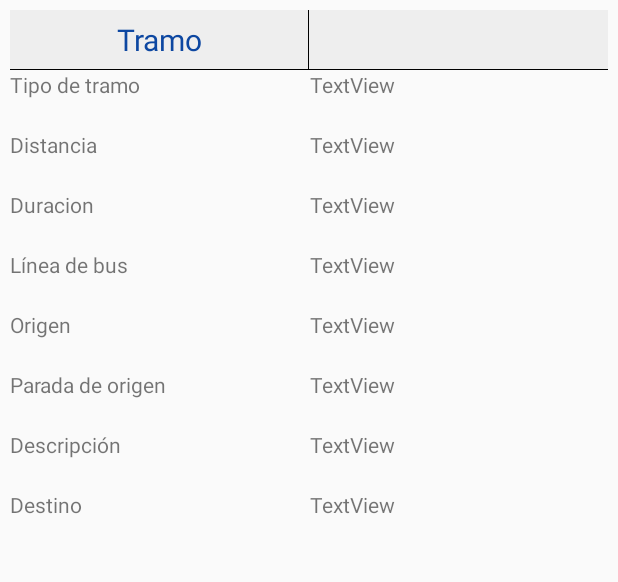
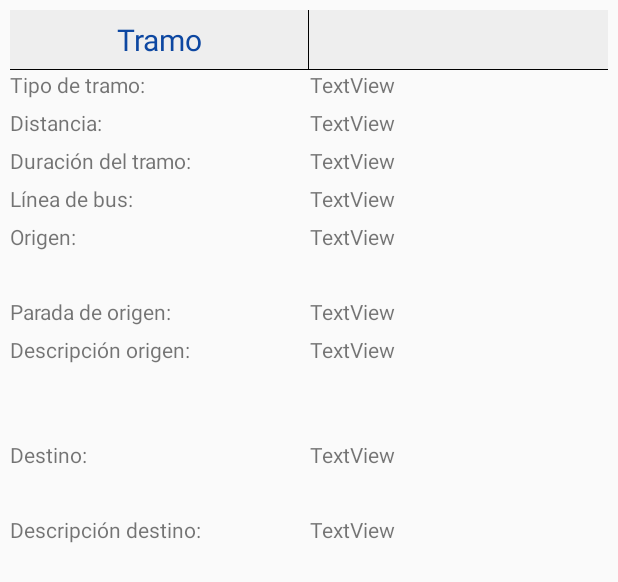
Before and after one commit to alberto402/MovEmt, an Android app: the layout section_item.xml on its own in the app's theme, with its tools: preview values and no code run, on a phone screen of 412 x 824 dp. Shown: the top 582 px of the screen. Run offline under Robolectric (Android 15) with nearby library versions, the phone set to English and light mode, and no system bars.

Commit message:
seleccionar ruta

```diff
--- a/app/src/main/java/com/sample/MovEmt/StopInfo.java
+++ b/app/src/main/java/com/sample/MovEmt/StopInfo.java
@@ -98,7 +98,6 @@ public class StopInfo extends AppCompatActivity {
         ArrayList<LineItem> lines = parseLinesFromJson(stop.getJSONArray("dataLine"));
         stopI = new StopItem(stop.getString("stop"),stop.getString("name"),lines,stop.getString("postalAddress") );
 
-
     }
     private ArrayList<LineItem> parseLinesFromJson(JSONArray lines) throws JSONException {
         ArrayList<LineItem> aLines = new ArrayList<LineItem>();
--- a/app/src/main/java/com/sample/MovEmt/routeInfo/SectionItem.java
+++ b/app/src/main/java/com/sample/MovEmt/routeInfo/SectionItem.java
@@ -10,9 +10,10 @@ public class SectionItem {
     private String sourceName;
     private String sourceDescription;
     private String destinationName;
+    private String destinationDescription;
 
     public SectionItem (String sectionDistance,String sectionDuration,String order,String type,String idLine,
-                        String sourceIdStop,String sourceName, String sourceDescription, String destinationName){
+                        String sourceIdStop,String sourceName, String sourceDescription, String destinationName, String destinationDescription){
         this.sectionDistance=sectionDistance;
         this.sectionDuration=sectionDuration;
         this.order=order;
@@ -22,6 +23,7 @@ public class SectionItem {
         this.sourceName=sourceName;
         this.sourceDescription=sourceDescription;
         this.destinationName=destinationName;
+        this.destinationDescription=destinationDescription;
     }
 
     public String getSectionDistance() { return sectionDistance; }
@@ -33,4 +35,5 @@ public class SectionItem {
     public String getSourceName() { return sourceName; }
     public String getSourceDescription() { return sourceDescription; }
     public String getDestinationName() { return destinationName; }
+    public String getDestinationDescription() { return destinationDescription; }
 }
--- a/app/src/main/java/com/sample/MovEmt/routeInfo/SectionItemAdapter.java
+++ b/app/src/main/java/com/sample/MovEmt/routeInfo/SectionItemAdapter.java
@@ -27,8 +27,8 @@ public class SectionItemAdapter extends RecyclerView.Adapter<SectionViewHolder>
     @Override
     public void onBindViewHolder(@NonNull SectionViewHolder holder, int position) {
         SectionItem section = alSectionsItems.get(position);
-        holder.getSectionDistance().setText(section.getSectionDistance());
-        holder.getSectionDuration().setText(section.getSectionDuration());
+        holder.getSectionDistance().setText(section.getSectionDistance() + " km");
+        holder.getSectionDuration().setText(section.getSectionDuration() + " min");
         holder.getOrder().setText(section.getOrder());
         holder.getType().setText(section.getType());
         holder.getIdLine().setText(section.getIdLine());
@@ -36,6 +36,7 @@ public class SectionItemAdapter extends RecyclerView.Adapter<SectionViewHolder>
         holder.getSourceName().setText(section.getSourceName());
         holder.getSourceDescription().setText(section.getSourceDescription());
         holder.getDestinationName().setText(section.getDestinationName());
+        holder.getDestinationDescription().setText(section.getDestinationDescription());
     }
 
     @Override
--- a/app/src/main/java/com/sample/MovEmt/routeInfo/SectionViewHolder.java
+++ b/app/src/main/java/com/sample/MovEmt/routeInfo/SectionViewHolder.java
@@ -18,6 +18,7 @@ public class SectionViewHolder  extends RecyclerView.ViewHolder{
     private TextView sourceName;
     private TextView sourceDescription;
     private TextView destinationName;
+    private TextView destinationDescription;
 
     public SectionViewHolder (@NonNull View itemView){
         super(itemView);
@@ -30,6 +31,7 @@ public class SectionViewHolder  extends RecyclerView.ViewHolder{
         sourceName=itemView.findViewById(R.id.sourceName);
         sourceDescription=itemView.findViewById(R.id.sourceDescription);
         destinationName=itemView.findViewById(R.id.destinationName);
+        destinationDescription=itemView.findViewById(R.id.destinationDescription);
     }
 
     public TextView getSectionDistance() { return sectionDistance; }
@@ -41,4 +43,5 @@ public class SectionViewHolder  extends RecyclerView.ViewHolder{
     public TextView getSourceName() { return sourceName; }
     public TextView getSourceDescription() { return sourceDescription; }
     public TextView getDestinationName() { return destinationName; }
+    public TextView getDestinationDescription() { return destinationDescription; }
 }
--- a/app/src/main/res/layout/section_item.xml
+++ b/app/src/main/res/layout/section_item.xml
@@ -36,7 +36,7 @@
     <LinearLayout
         xmlns:android="http://schemas.android.com/apk/res/android"
         android:layout_width="match_parent"
-        android:layout_height="40dp"
+        android:layout_height="25dp"
         android:layout_weight="11"
         android:orientation="horizontal"
         android:weightSum="2">
@@ -44,7 +44,7 @@
 
             android:layout_width="200dp"
             android:layout_height="match_parent"
-            android:text="Tipo de tramo" />
+            android:text="Tipo de tramo:" />
         <TextView
             android:id="@+id/type"
             android:layout_width="200dp"
@@ -54,7 +54,7 @@
     <LinearLayout
         xmlns:android="http://schemas.android.com/apk/res/android"
         android:layout_width="match_parent"
-        android:layout_height="40dp"
+        android:layout_height="25dp"
         android:layout_weight="11"
         android:orientation="horizontal"
         android:weightSum="2">
@@ -62,7 +62,7 @@
 
             android:layout_width="200dp"
             android:layout_height="match_parent"
-            android:text="Distancia" />
+            android:text="Distancia: " />
         <TextView
             android:id="@+id/sectionDistance"
             android:layout_width="200dp"
@@ -72,7 +72,7 @@
     <LinearLayout
         xmlns:android="http://schemas.android.com/apk/res/android"
         android:layout_width="match_parent"
-        android:layout_height="40dp"
+        android:layout_height="25dp"
         android:layout_weight="11"
         android:orientation="horizontal"
         android:weightSum="2">
@@ -80,7 +80,7 @@
 
             android:layout_width="200dp"
             android:layout_height="match_parent"
-            android:text="Duracion" />
+            android:text="Duración del tramo:" />
         <TextView
             android:id="@+id/sectionDuration"
             android:layout_width="200dp"
@@ -90,7 +90,7 @@
     <LinearLayout
         xmlns:android="http://schemas.android.com/apk/res/android"
         android:layout_width="match_parent"
-        android:layout_height="40dp"
+        android:layout_height="25dp"
         android:layout_weight="11"
         android:orientation="horizontal"
         android:weightSum="2">
@@ -98,7 +98,7 @@
 
             android:layout_width="200dp"
             android:layout_height="match_parent"
-            android:text="Línea de bus" />
+            android:text="Línea de bus:" />
         <TextView
             android:id="@+id/idLine"
             android:layout_width="200dp"
@@ -108,7 +108,7 @@
     <LinearLayout
         xmlns:android="http://schemas.android.com/apk/res/android"
         android:layout_width="match_parent"
-        android:layout_height="40dp"
+        android:layout_height="50dp"
         android:layout_weight="11"
         android:orientation="horizontal"
         android:weightSum="2">
@@ -116,7 +116,7 @@
 
             android:layout_width="200dp"
             android:layout_height="match_parent"
-            android:text="Origen" />
+            android:text="Origen:" />
         <TextView
             android:id="@+id/sourceName"
             android:layout_width="200dp"
@@ -126,7 +126,7 @@
     <LinearLayout
         xmlns:android="http://schemas.android.com/apk/res/android"
         android:layout_width="match_parent"
-        android:layout_height="40dp"
+        android:layout_height="25dp"
         android:layout_weight="11"
         android:orientation="horizontal"
         android:weightSum="2">
@@ -134,7 +134,7 @@
 
             android:layout_width="200dp"
             android:layout_height="match_parent"
-            android:text="Parada de origen" />
+            android:text="Parada de origen:" />
         <TextView
             android:id="@+id/sourceIdStop"
             android:layout_width="200dp"
@@ -144,7 +144,7 @@
     <LinearLayout
         xmlns:android="http://schemas.android.com/apk/res/android"
         android:layout_width="match_parent"
-        android:layout_height="40dp"
+        android:layout_height="70dp"
         android:layout_weight="11"
         android:orientation="horizontal"
         android:weightSum="2">
@@ -152,7 +152,7 @@
 
             android:layout_width="200dp"
             android:layout_height="match_parent"
-            android:text="Descripción" />
+            android:text="Descripción origen:" />
         <TextView
             android:id="@+id/sourceDescription"
             android:layout_width="200dp"
@@ -162,7 +162,7 @@
     <LinearLayout
         xmlns:android="http://schemas.android.com/apk/res/android"
         android:layout_width="match_parent"
-        android:layout_height="40dp"
+        android:layout_height="50dp"
         android:layout_weight="11"
         android:orientation="horizontal"
         android:weightSum="2">
@@ -170,9 +170,27 @@
 
             android:layout_width="200dp"
             android:layout_height="match_parent"
-            android:text="Destino" />
+            android:text="Destino:" />
         <TextView
             android:id="@+id/destinationName"
+            android:layout_width="200dp"
+            android:layout_height="match_parent"
+            android:text="TextView" />
+    </LinearLayout>
+    <LinearLayout
+        xmlns:android="http://schemas.android.com/apk/res/android"
+        android:layout_width="match_parent"
+        android:layout_height="70dp"
+        android:layout_weight="11"
+        android:orientation="horizontal"
+        android:weightSum="2">
+        <TextView
+
+            android:layout_width="200dp"
+            android:layout_height="match_parent"
+            android:text="Descripción destino:" />
+        <TextView
+            android:id="@+id/destinationDescription"
             android:layout_width="200dp"
             android:layout_height="match_parent"
             android:text="TextView" />
```
Also changed, not shown: app/src/main/java/com/sample/MovEmt/RouteInfo.java (+76 -68 lines), app/src/main/java/com/sample/MovEmt/SelectRoute.java (+9 -1 lines), app/src/main/res/layout/activity_route_info.xml (+53 -27 lines).
